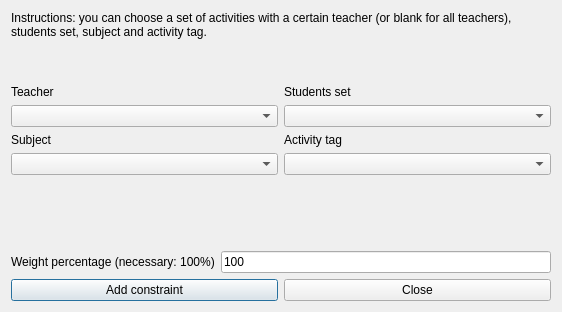
Qt form fet/src/interface/addconstraintactivitiesbeginstudentsdayform_template.ui (vonmecheln/fet) before a commit.
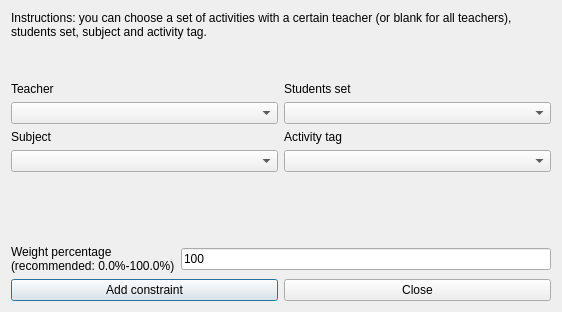
The same form after that commit.

Patch:
```diff
--- a/fet/src/interface/addconstraintactivitiesbeginstudentsdayform_template.ui
+++ b/fet/src/interface/addconstraintactivitiesbeginstudentsdayform_template.ui
@@ -133,7 +133,8 @@
         <enum>QFrame::Plain</enum>
        </property>
        <property name="text">
-        <string>Weight percentage (necessary: 100%)</string>
+        <string>Weight percentage
+(recommended: 0.0%-100.0%)</string>
        </property>
        <property name="wordWrap">
         <bool>false</bool>
```
